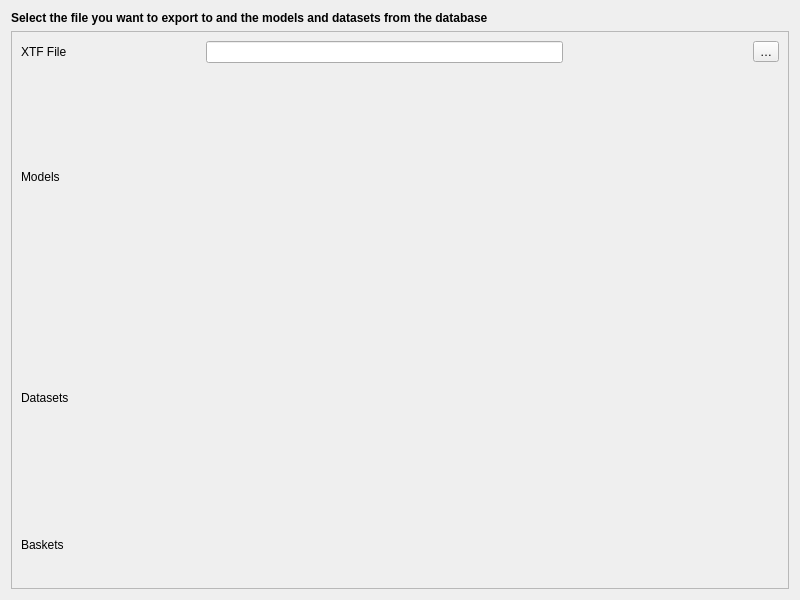
This is QgisModelBaker/ui/workflow_wizard/export_data_configuration.ui in opengisch/QgisModelBaker as Qt 5 draws it before an edit. The edited form follows.
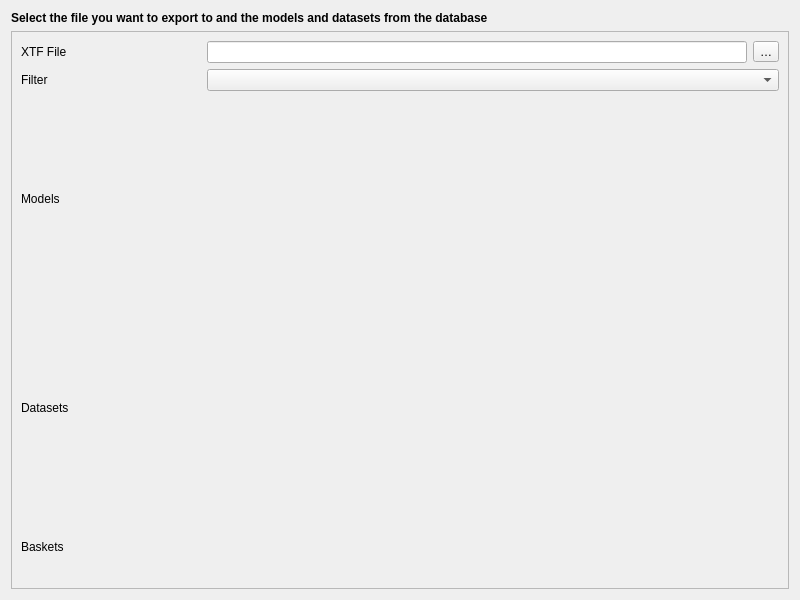
This is the edited form. Custom widgets are drawn as their Qt base class.

Commit message: filter combobox

```diff
--- a/QgisModelBaker/ui/workflow_wizard/export_data_configuration.ui
+++ b/QgisModelBaker/ui/workflow_wizard/export_data_configuration.ui
@@ -54,41 +54,75 @@
       <enum>QFrame::Raised</enum>
      </property>
      <layout class="QGridLayout" name="gridLayout">
-      <item row="0" column="1" colspan="2">
-       <widget class="QLineEdit" name="xtf_file_line_edit"/>
+      <item row="8" column="1" colspan="4">
+       <widget class="ModelListView" name="export_baskets_view" native="true">
+        <property name="sizePolicy">
+         <sizepolicy hsizetype="Preferred" vsizetype="Preferred">
+          <horstretch>0</horstretch>
+          <verstretch>0</verstretch>
+         </sizepolicy>
+        </property>
+       </widget>
       </item>
-      <item row="5" column="0">
+      <item row="0" column="4">
+       <widget class="QToolButton" name="xtf_file_browse_button">
+        <property name="toolTip">
+         <string>Browse XTF files</string>
+        </property>
+        <property name="text">
+         <string>…</string>
+        </property>
+       </widget>
+      </item>
+      <item row="6" column="0">
        <widget class="QLabel" name="export_datasets_label">
         <property name="text">
          <string>Datasets</string>
         </property>
        </widget>
       </item>
-      <item row="6" column="1" colspan="3">
+      <item row="6" column="1" colspan="4">
+       <widget class="ModelListView" name="export_datasets_view" native="true"/>
+      </item>
+      <item row="5" column="1" colspan="4">
+       <widget class="SemiTristateCheckbox" name="export_datasets_checkbox" native="true">
+        <property name="text" stdset="0">
+         <string>Select all datasets</string>
+        </property>
+       </widget>
+      </item>
+      <item row="7" column="1" colspan="3">
        <widget class="SemiTristateCheckbox" name="export_baskets_checkbox" native="true">
         <property name="text" stdset="0">
          <string>Select all baskets</string>
         </property>
        </widget>
       </item>
-      <item row="1" column="1" colspan="4">
+      <item row="2" column="1" colspan="4">
        <widget class="SemiTristateCheckbox" name="export_models_checkbox" native="true">
         <property name="text" stdset="0">
          <string>Select all models</string>
         </property>
        </widget>
       </item>
-      <item row="2" column="0">
+      <item row="3" column="0">
        <widget class="QLabel" name="export_models_label">
         <property name="text">
          <string>Models</string>
         </property>
        </widget>
       </item>
-      <item row="7" column="1" colspan="4">
-       <widget class="ModelListView" name="export_baskets_view" native="true">
+      <item row="8" column="0">
+       <widget class="QLabel" name="export_baskets_label">
+        <property name="text">
+         <string>Baskets</string>
+        </property>
+       </widget>
+      </item>
+      <item row="3" column="1" rowspan="2" colspan="4">
+       <widget class="ModelListView" name="export_models_view" native="true">
         <property name="sizePolicy">
-         <sizepolicy hsizetype="Preferred" vsizetype="Preferred">
+         <sizepolicy hsizetype="Preferred" vsizetype="Expanding">
           <horstretch>0</horstretch>
           <verstretch>0</verstretch>
          </sizepolicy>
@@ -102,42 +136,18 @@
         </property>
        </widget>
       </item>
-      <item row="2" column="1" rowspan="2" colspan="4">
-       <widget class="ModelListView" name="export_models_view" native="true">
-        <property name="sizePolicy">
-         <sizepolicy hsizetype="Preferred" vsizetype="Expanding">
-          <horstretch>0</horstretch>
-          <verstretch>0</verstretch>
-         </sizepolicy>
-        </property>
-       </widget>
+      <item row="0" column="1" colspan="3">
+       <widget class="QLineEdit" name="xtf_file_line_edit"/>
       </item>
-      <item row="0" column="4">
-       <widget class="QToolButton" name="xtf_file_browse_button">
-        <property name="toolTip">
-         <string>Browse XTF files</string>
-        </property>
+      <item row="1" column="0">
+       <widget class="QLabel" name="label">
         <property name="text">
-         <string>…</string>
+         <string>Filter</string>
         </property>
        </widget>
       </item>
-      <item row="7" column="0">
-       <widget class="QLabel" name="export_baskets_label">
-        <property name="text">
-         <string>Baskets</string>
-        </property>
-       </widget>
-      </item>
-      <item row="5" column="1" colspan="4">
-       <widget class="ModelListView" name="export_datasets_view" native="true"/>
-      </item>
-      <item row="4" column="1" colspan="4">
-       <widget class="SemiTristateCheckbox" name="export_datasets_checkbox" native="true">
-        <property name="text" stdset="0">
-         <string>Select all datasets</string>
-        </property>
-       </widget>
+      <item row="1" column="1" colspan="4">
+       <widget class="QComboBox" name="filter_combobox"/>
       </item>
      </layout>
     </widget>
```
The commit also changes 1 other file.
